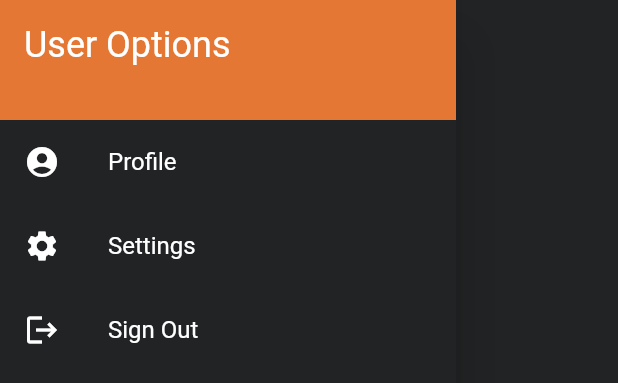
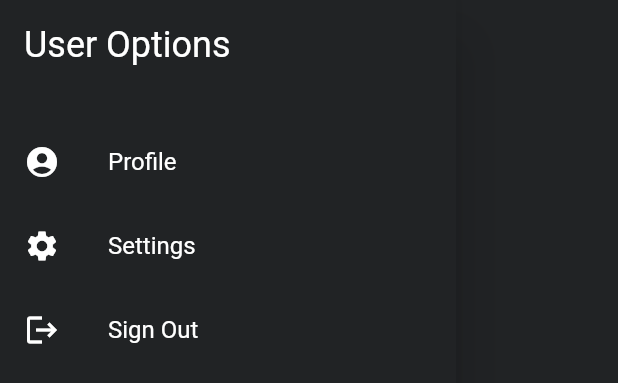
Before and after one commit to rvegarodz/Express_O, a Flutter app: the MyDrawer widget shown alone on an empty page, opened directly, on a phone screen of 412 x 824 dp. Shown: the top 383 px of the screen. Run offline on Flutter 3.47's test engine with Material 2 defaults, Android fonts, the phone set to English and light mode, and no system bars; our stand-ins replace cloud_firestore, firebase_auth, firebase_core, google_fonts, logger; missing offline and left inert: paypal_sdk; accounts and stored records are empty.

Commit message:
adding changes

```diff
--- a/coffee_shop-main/lib/widgets/sort_rounded.dart
+++ b/coffee_shop-main/lib/widgets/sort_rounded.dart
@@ -12,7 +12,7 @@ class MyDrawer extends StatelessWidget {
             Container(
               height: 80, // Set this to whatever height you want.
               decoration: BoxDecoration(
-                color: Color(0xFFE57734),
+                color: Color(0xFF212325),
               ),
               child: Padding(
                 padding: const EdgeInsets.all(16.0),
```
